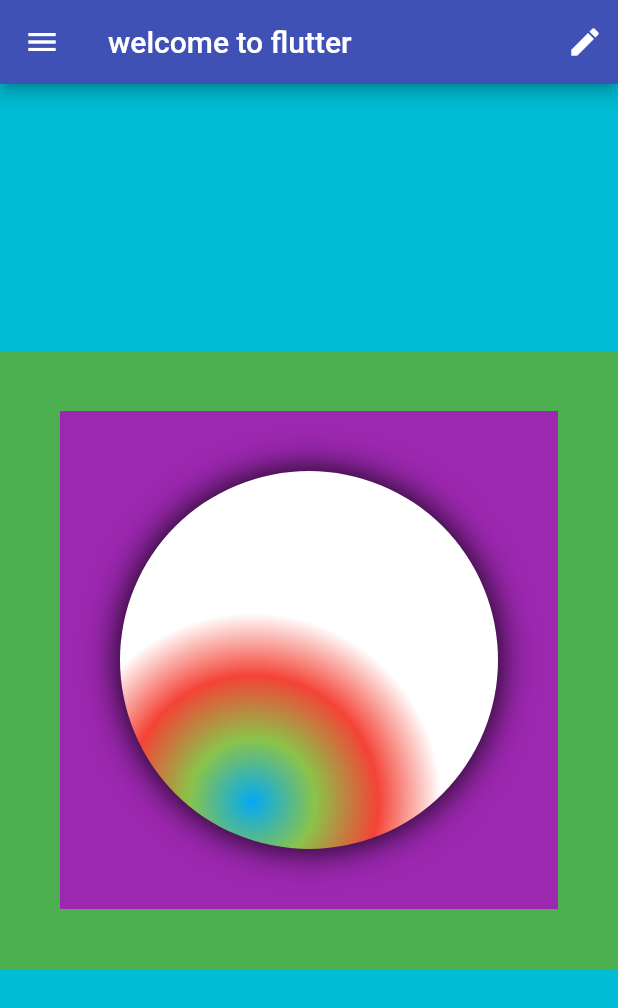
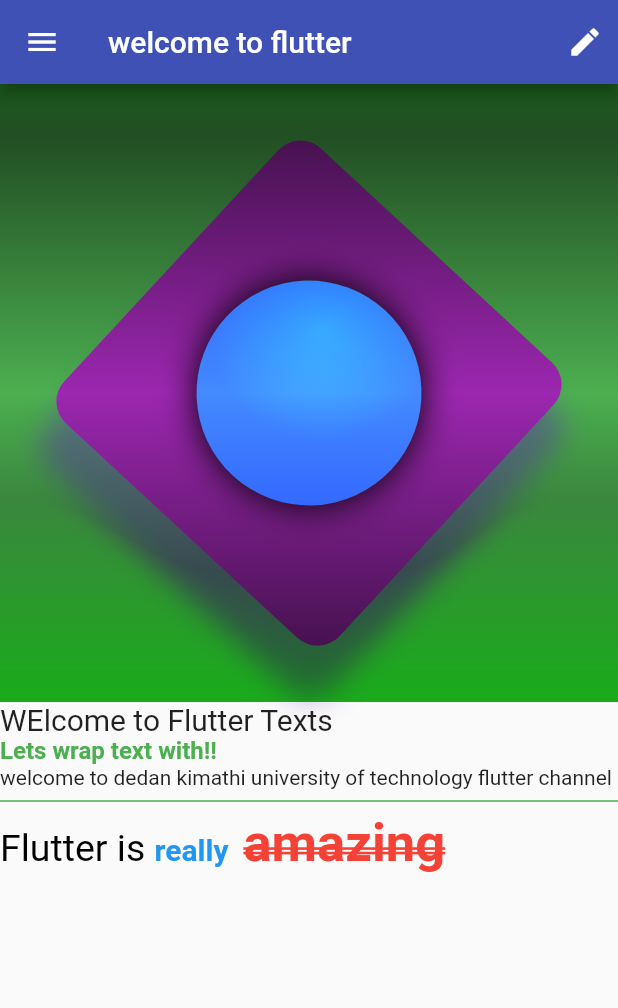
Before and after one commit to Erasto-M/cookbook, a Flutter app: the screen it shows after launch, on a phone screen of 412 x 824 dp. Shown: the top 1008 px of the screen. Run offline on Flutter 3.47's test engine with Material 2 defaults, Android fonts, the phone set to English and light mode, and no system bars.

Commit message:
added some changes in containers

```diff
--- a/lib/basic_screen.dart
+++ b/lib/basic_screen.dart
@@ -1,3 +1,4 @@
+import 'package:cookbook/text_layout.dart';
 import 'package:flutter/material.dart';
 import 'immutablewidget.dart';
 class Basic extends StatelessWidget {
@@ -6,7 +7,6 @@ class Basic extends StatelessWidget {
   @override
   Widget build(BuildContext context) {
     return Scaffold(
-      backgroundColor: Colors.cyan,
       appBar: AppBar(
         backgroundColor: Colors.indigo,
         // leading: const Icon(
@@ -20,10 +20,15 @@ class Basic extends StatelessWidget {
           )
         ],
       ),
-      body: const Center(
-        child: AspectRatio(
-          aspectRatio: 1.0,
-          child: immutableWidget(),
+      body:  Center(
+        child: Column(
+          children:const [
+            AspectRatio(
+              aspectRatio: 1.0,
+              child: immutableWidget(),
+            ),
+            Textlayout(),
+          ],
         ),
 
       ),
--- a/lib/immutablewidget.dart
+++ b/lib/immutablewidget.dart
@@ -1,18 +1,47 @@
 import 'package:flutter/material.dart';
+import 'dart:math'as math;
 class immutableWidget extends StatelessWidget {
   const immutableWidget({Key? key}) : super(key: key);
 
   @override
   Widget build(BuildContext context) {
     return Container(
-      color: Colors.green,
-      child: Padding(
-        padding: const EdgeInsets.all(40),
-        child: Container(
-          color: Colors.purple,
-          child: Padding(
-            padding: const EdgeInsets.all(40),
-            child: showcontainer(),
+      decoration: const BoxDecoration(color: Colors.green),
+      foregroundDecoration: const BoxDecoration(
+        backgroundBlendMode: BlendMode.colorBurn,
+        gradient: LinearGradient(
+          begin: Alignment.topCenter,
+          end: Alignment.bottomCenter,
+          colors: [
+            Color(0xAA0d6123),
+            Color(0x00000000),
+            Color(0xaa08ec43),
+          ]
+        ),
+      ),
+      child: Center(
+       // padding: const  EdgeInsets.all(50),
+        child:Transform.rotate(
+          angle: 180/math.pi,
+          child: Container(
+            height: 250,
+            width: 250,
+            decoration: BoxDecoration(
+              color: Colors.purple,
+              boxShadow: [
+                BoxShadow(
+                  color: Colors.deepPurple.withAlpha(120),
+                  blurRadius: 15,
+                  spreadRadius: 4,
+                  offset: Offset.fromDirection(1.0,30),
+                ),
+              ],
+              borderRadius: const BorderRadius.all(Radius.circular(20))
+            ),
+            child: Padding(
+              padding: const EdgeInsets.all(50),
+              child: showcontainer(),
+            ),
           ),
         ),
       ) ,
@@ -24,12 +53,10 @@ class immutableWidget extends StatelessWidget {
         shape: BoxShape.circle,
         gradient: RadialGradient(
           colors: [
-            Colors.lightBlue,
-            Colors.lightGreen,
-            Colors.red,
-            Colors.white,
+            Colors.lightBlueAccent,
+            Colors.blueAccent,
           ],
-          center: Alignment(-0.3,0.75)
+          center: Alignment(-0.3,-0.5)
         ),
         boxShadow:[ BoxShadow(blurRadius: 20),],
       ),
--- /dev/null
+++ b/lib/text_layout.dart
@@ -0,0 +1,46 @@
+import 'package:flutter/material.dart';
+class Textlayout extends StatelessWidget {
+  const Textlayout({Key? key}) : super(key: key);
+
+  @override
+  Widget build(BuildContext context) {
+    return Container(
+      child: Column(
+        crossAxisAlignment: CrossAxisAlignment.start,
+        children: [
+          const Text("WElcome to Flutter Texts",
+          style: TextStyle(fontSize: 20),
+          ),
+         const  Text("Lets wrap text with!!",
+          style: TextStyle(fontSize: 16,color: Colors.green,fontWeight: FontWeight.bold),
+          ),
+          const Text("welcome to dedan kimathi university of technology flutter channel"),
+          const Divider(thickness: 1,color: Colors.green,),
+          RichText(
+              text: const TextSpan(
+                text: "Flutter is ",
+                style: TextStyle(fontSize: 25,color: Colors.black),
+                children:<TextSpan> [
+                  TextSpan(
+                    text: "really  ",
+                    style: TextStyle(fontSize: 20,fontWeight: FontWeight.bold,color: Colors.blue),
+                      children: [
+                        TextSpan(
+                          text: "amazing",
+                          style: TextStyle(
+                            decoration: TextDecoration.lineThrough,
+                            decorationStyle: TextDecorationStyle.double,
+                            fontSize: 35,
+                            color: Colors.red,
+                          ),
+                        ),
+                      ]
+                  ),
+                ]
+              ),
+          ),
+        ],
+      ),
+    );
+  }
+}
--- a/pubspec.yaml
+++ b/pubspec.yaml
@@ -60,8 +60,8 @@ flutter:
   uses-material-design: true
 
   # To add assets to your application, add an assets section, like this:
-  # assets:
-  #   - images/a_dot_burr.jpeg
+  assets:
+  - assets/images/fruits.jpeg
   #   - images/a_dot_ham.jpeg
 
   # An image asset can refer to one or more resolution-specific "variants", see
```
Also changed, not shown: assets/images/boy.jpeg (added), assets/images/fruits.jpeg (added).
